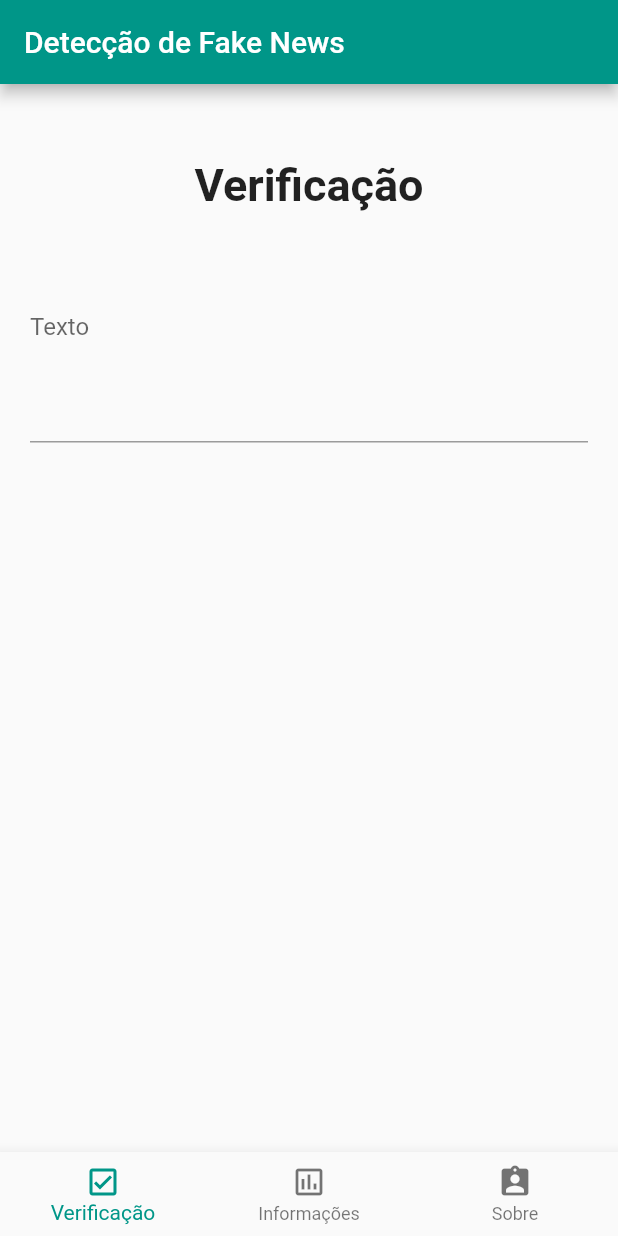
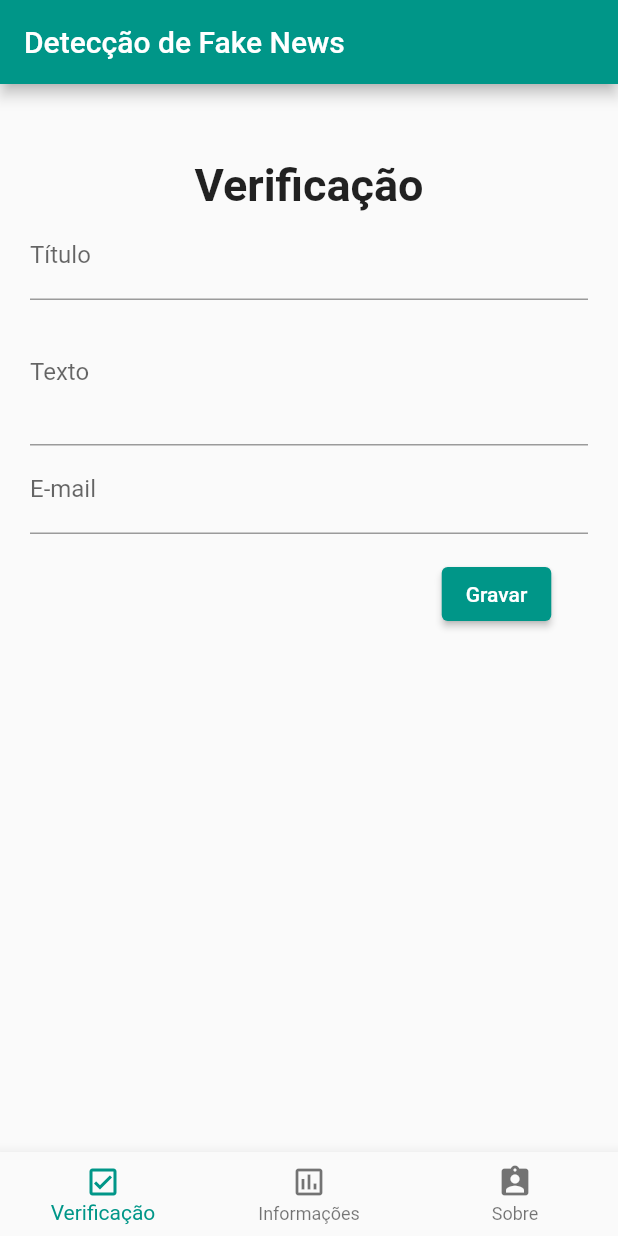
Before and after one commit to omathiasschulz/flutter_app_example, a Flutter app: the screen it shows after launch, on a phone screen of 412 x 824 dp. Run offline on Flutter 3.47's test engine with Material 2 defaults, Android fonts, the light colour scheme and no system bars.

Commit message:
[UPD] Atualizado a tela de Verificaçao

```diff
--- a/lib/main.dart
+++ b/lib/main.dart
@@ -89,14 +89,31 @@ class PageVerificacao extends StatelessWidget {
             children: [
               // verificacao
               Text('Verificação', style: optionStyle),
-              // campo nome
+              // campo titulo
+              TextFormField(
+                keyboardType: TextInputType.text,
+                validator: (String value) {
+                  if (value.length == 0) {
+                    return 'O preenchimento do campo de título é obrigatório';
+                  }
+                  return null;
+                },
+                onSaved: (String value) {
+                  this._noticia.titulo = value;
+                },
+                decoration: InputDecoration(
+                    hintText: 'Título da notícia',
+                    labelText: 'Título',
+                ),
+              ),
+              // campo texto
               TextFormField(
                 keyboardType: TextInputType.multiline,
-                minLines: 6,
-                maxLines: null,
+                minLines: 3,
+                maxLines: 6,
                 validator: (String value) {
                   if (value.length == 0) {
-                    return 'O campo de nome é obrigatório';
+                    return 'O preenchimento do campo de texto é obrigatório';
                   }
                   return null;
                 },
@@ -104,71 +121,53 @@ class PageVerificacao extends StatelessWidget {
                   this._noticia.texto = value;
                 },
                 decoration: InputDecoration(
-                    hintText: '',
+                    hintText: 'Texto da notícia',
                     labelText: 'Texto',
                 ),
               ),
-              // // campo cpf
-              // TextFormField(
-              //   keyboardType: TextInputType.text,
-              //   validator: (String value) {
-              //     print(value);
-              //     if (value.length != 11) {
-              //       return 'O campo de CPF é obrigatório e deve possuir 11 caracteres';
-              //     }
-              //     return null;
-              //   },
-              //   onSaved: (String value) {
-              //     this._usuario.cpf = value;
-              //   },
-              //   decoration: InputDecoration(
-              //       hintText: 'xxxyyyzzzww',
-              //       labelText: 'CPF (Sem pontuação)',
-              //   ),
-              // ),
-              // // campo email
-              // TextFormField(
-              //   keyboardType: TextInputType.name,
-              //   validator: (String value) {
-              //     print(value);
-              //     if (value.length == 0) {
-              //       return 'O campo de e-mail é obrigatório';
-              //     }
-              //     return null;
-              //   },
-              //   onSaved: (String value) {
-              //     this._usuario.email = value;
-              //   },
-              //   decoration: InputDecoration(
-              //       hintText: 'nome@servidor',
-              //       labelText: 'E-mail',
-              //   ),
-              // ),
-              // // botão
-              // Padding(
-              //   padding: EdgeInsets.only(top: 16, left: 250),
-              //   child: ElevatedButton(
-              //     onPressed: () {
-              //       if (_formKey.currentState.validate()) {
-              //         // informa uma mensagem de sucesso
-              //         ScaffoldMessenger.of(context).showSnackBar(SnackBar(
-              //           content: Text('Vacinação registrada com sucesso! '),
-              //           action: SnackBarAction(label: 'Fechar', onPressed:(){}),
-              //         ));
-              //         // apresenta algumas informações
-              //         print('=> Cadastro do usuário: ');
-              //         print('Nome: ${_usuario.nome}');
-              //         print('E-mail: ${_usuario.email}');
-              //         print('CPF: ${_usuario.cpf}');
-              //         _formKey.currentState.save();
-              //         numVacinas += 1;
-              //         // reseta o formulário
-              //         _formKey.currentState.reset();
-              //       }
-              //     },
-              //     child: Text('Gravar'),
-              //   ),
-              // ),
+              // campo email
+              TextFormField(
+                keyboardType: TextInputType.emailAddress,
+                validator: (String value) {
+                  print(value);
+                  if (value.length == 0) {
+                    return 'O preenchimento do campo de e-mail é obrigatório';
+                  }
+                  return null;
+                },
+                onSaved: (String value) {
+                  this._noticia.email = value;
+                },
+                decoration: InputDecoration(
+                    hintText: 'nome@servidor',
+                    labelText: 'E-mail',
+                ),
+              ),
+              // botão
+              Padding(
+                padding: EdgeInsets.only(top: 16, left: 250),
+                child: ElevatedButton(
+                  onPressed: () {
+                    if (_formKey.currentState.validate()) {
+                      // informa uma mensagem de sucesso
+                      ScaffoldMessenger.of(context).showSnackBar(SnackBar(
+                        content: Text('Notícia verificada com sucesso! '),
+                        action: SnackBarAction(label: 'Fechar', onPressed:(){}),
+                      ));
+                      // apresenta as informações da notícia
+                      print('=> Informações da notícia: ');
+                      print('Título: ${_noticia.titulo}');
+                      print('Texto: ${_noticia.texto}');
+                      print('E-mail: ${_noticia.email}');
+                      _formKey.currentState.save();
+                      numNoticias += 1;
+                      // reseta o formulário
+                      _formKey.currentState.reset();
+                    }
+                  },
+                  child: Text('Gravar'),
+                ),
+              ),
             ],
           ),
         ),
```
